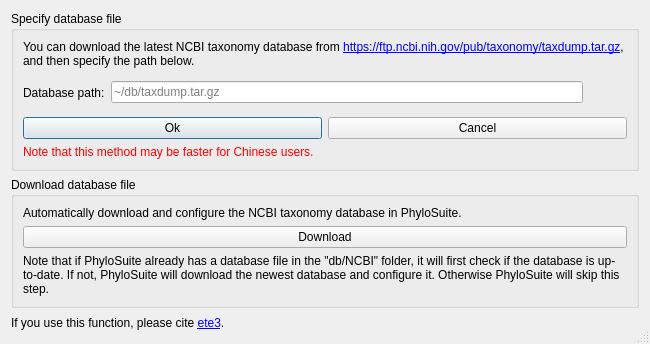
Qt form PhyloSuite/uifiles/NCBI_db.ui (dongzhang0725/PhyloSuite) before a commit.
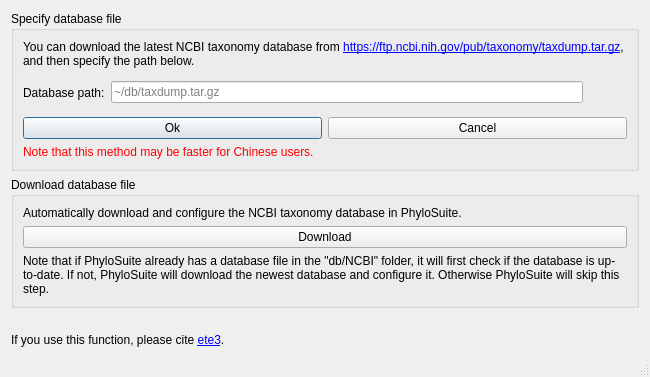
The same form after that commit. Icons and pictures are not drawn.

What changed in the file:
```diff
--- a/PhyloSuite/uifiles/NCBI_db.ui
+++ b/PhyloSuite/uifiles/NCBI_db.ui
@@ -7,7 +7,7 @@
     <x>0</x>
     <y>0</y>
     <width>650</width>
-    <height>344</height>
+    <height>377</height>
    </rect>
   </property>
   <property name="minimumSize">
```
